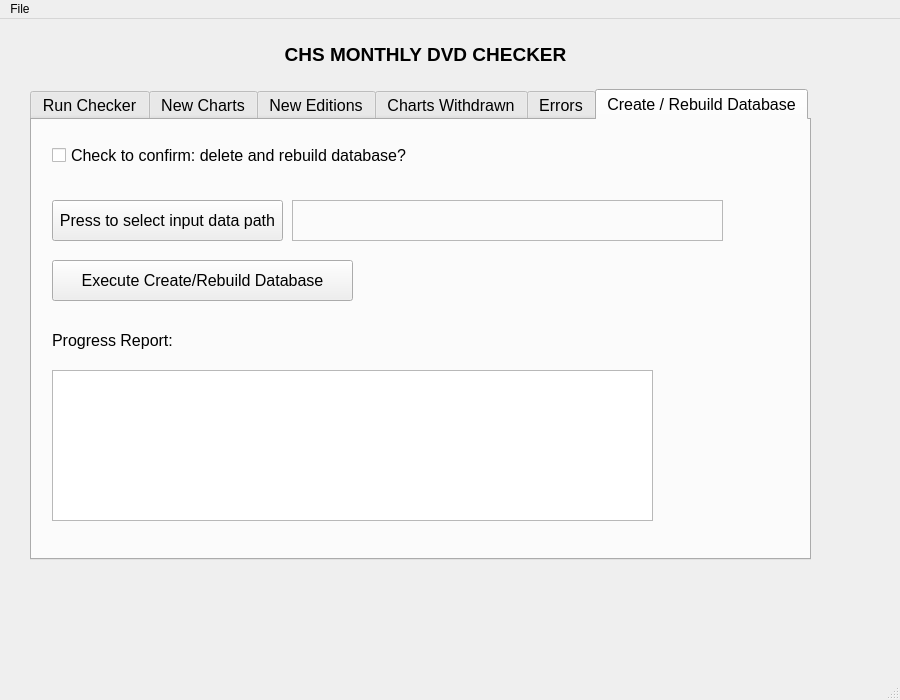
Qt form CHS_DVD_Checker.ui (Mabus00/CHS-DVD-Reader) before a commit.
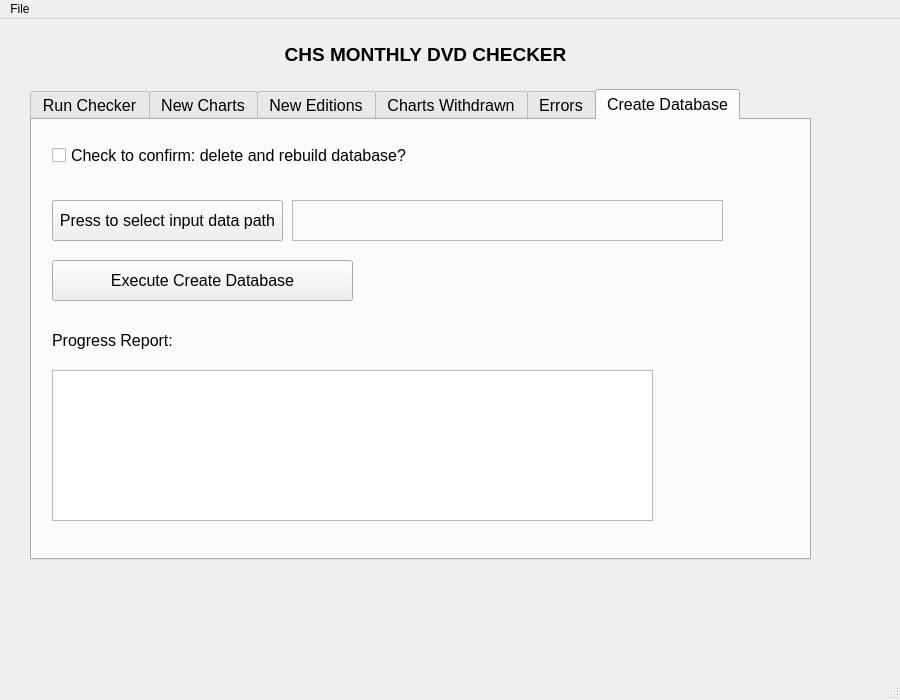
The same form after that commit.

What changed in the file:
```diff
--- a/CHS_DVD_Checker.ui
+++ b/CHS_DVD_Checker.ui
@@ -261,7 +261,7 @@
     </widget>
     <widget class="QWidget" name="rebuild_database">
      <attribute name="title">
-      <string>Create / Rebuild Database</string>
+      <string>Create Database</string>
      </attribute>
      <widget class="QCheckBox" name="rebuild_checkbox">
       <property name="geometry">
@@ -299,7 +299,7 @@
        </rect>
       </property>
       <property name="text">
-       <string>Execute Create/Rebuild Database</string>
+       <string>Execute Create Database</string>
       </property>
      </widget>
      <widget class="QPushButton" name="selectDataPathButton">
```
Left out of the diff: 4 changed lines with no effect on the pictures.
